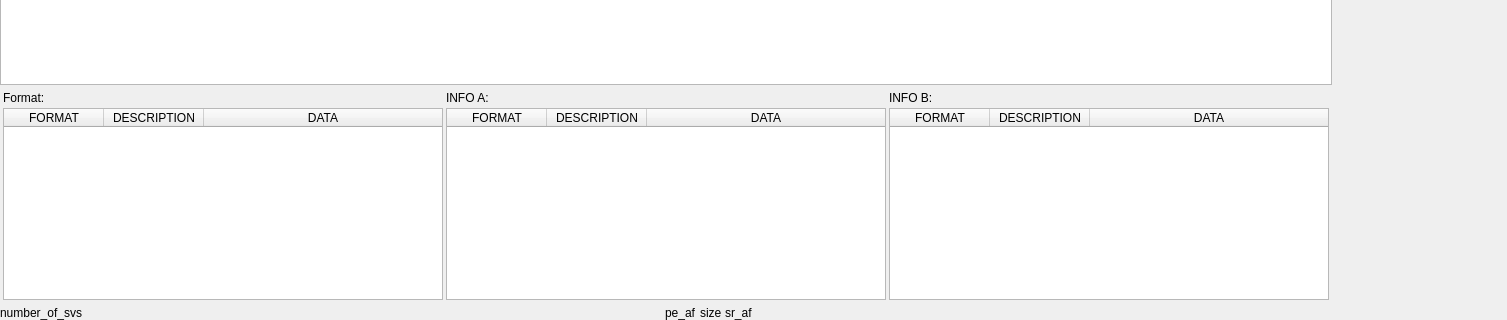
Old version of the form src/GSvar/SvWidget.ui in the repository imgag/ngs-bits; both pictures show x 0 to 1507 and y 480 to 800 of the 1507 by 800 pixel window.
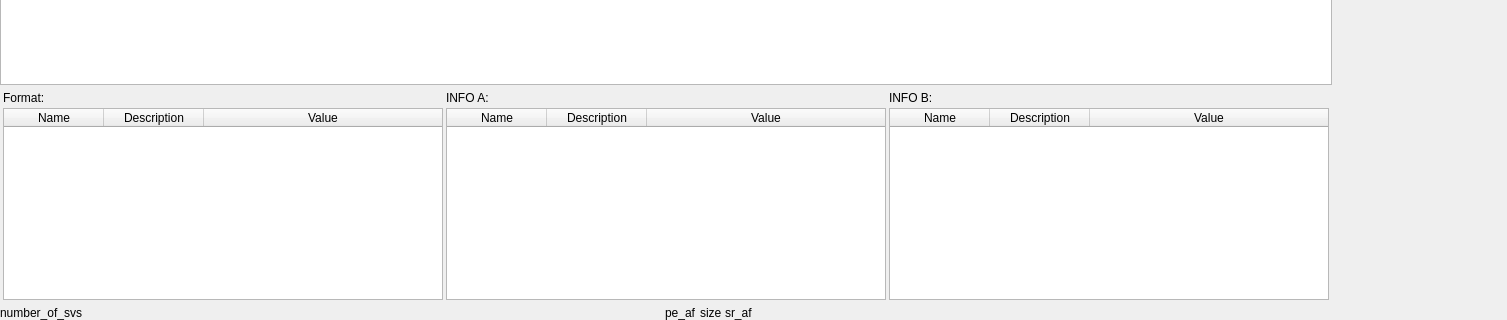
New version of the form. Icons and pictures are not drawn. Custom widgets are drawn as their Qt base class.

```diff
--- a/src/GSvar/SvWidget.ui
+++ b/src/GSvar/SvWidget.ui
@@ -214,17 +214,17 @@
            </attribute>
            <column>
             <property name="text">
-             <string>FORMAT</string>
+             <string>Name</string>
             </property>
            </column>
            <column>
             <property name="text">
-             <string>DESCRIPTION</string>
+             <string>Description</string>
             </property>
            </column>
            <column>
             <property name="text">
-             <string>DATA</string>
+             <string>Value</string>
             </property>
            </column>
           </widget>
@@ -254,17 +254,17 @@
            </attribute>
            <column>
             <property name="text">
-             <string>FORMAT</string>
+             <string>Name</string>
             </property>
            </column>
            <column>
             <property name="text">
-             <string>DESCRIPTION</string>
+             <string>Description</string>
             </property>
            </column>
            <column>
             <property name="text">
-             <string>DATA</string>
+             <string>Value</string>
             </property>
            </column>
           </widget>
@@ -324,17 +324,17 @@
            </attribute>
            <column>
             <property name="text">
-             <string>FORMAT</string>
+             <string>Name</string>
             </property>
            </column>
            <column>
             <property name="text">
-             <string>DESCRIPTION</string>
+             <string>Description</string>
             </property>
            </column>
            <column>
             <property name="text">
-             <string>DATA</string>
+             <string>Value</string>
             </property>
            </column>
           </widget>
```
Left out of the diff: 5 changed lines with no effect on the pictures.
